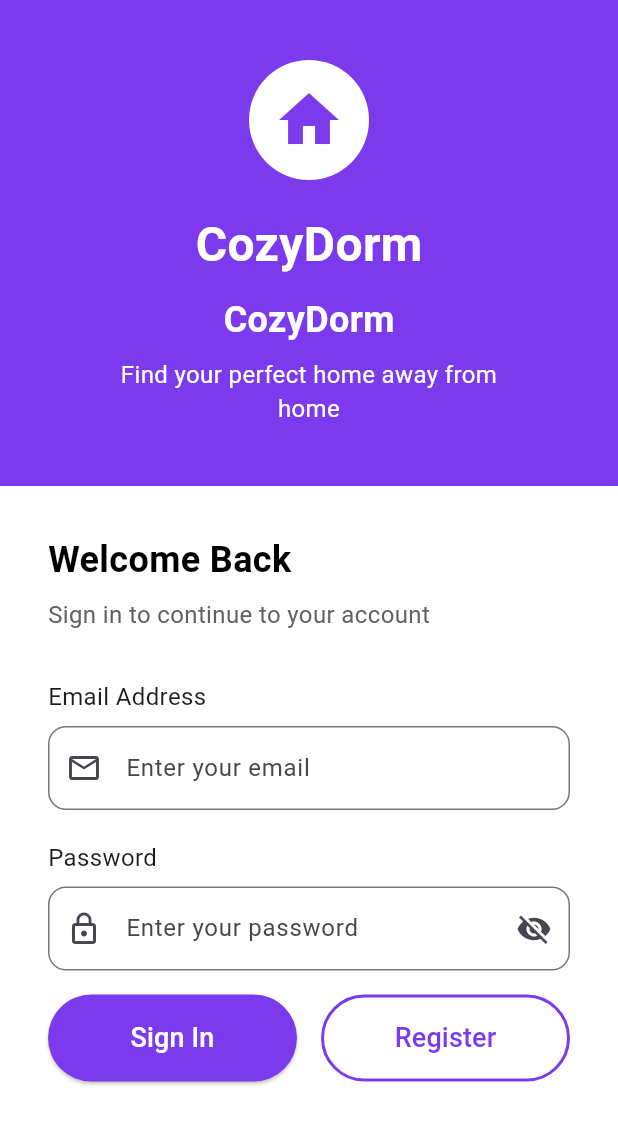
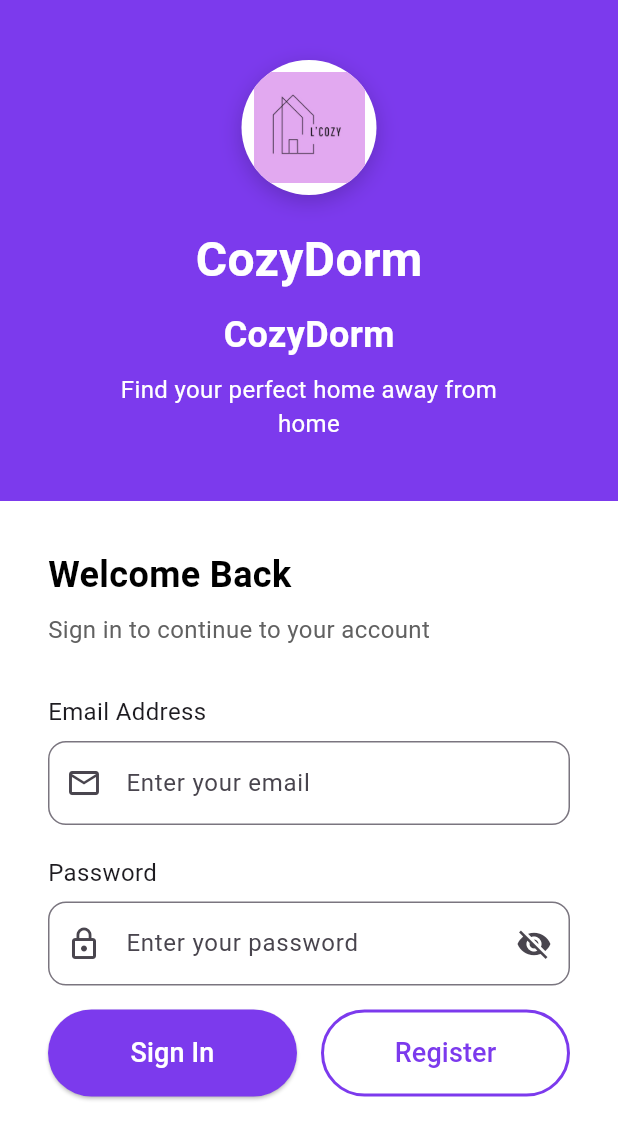
Before and after one commit to StefanDelgado/LCozy_CPG2615, a Flutter app: the screen it shows after launch, on a phone screen of 412 x 824 dp. Shown: the top 1139 px of the screen. Run offline on Flutter 3.47's test engine with Material 3 defaults, Android fonts, the phone set to English and light mode, and no system bars; our stand-ins replace geocoding, geolocator, google_maps_flutter, image_picker, permission_handler.

Commit message:
90% done mobile

```diff
--- a/mobile/lib/widgets/auth/auth_header.dart
+++ b/mobile/lib/widgets/auth/auth_header.dart
@@ -26,10 +26,32 @@ class AuthHeader extends StatelessWidget {
       child: Column(
         children: [
           if (showLogo) ...[
-            CircleAvatar(
-              radius: 40,
-              backgroundColor: Colors.white,
-              child: Icon(Icons.home, color: orangeColor, size: 48),
+            Container(
+              width: 90,
+              height: 90,
+              decoration: BoxDecoration(
+                color: Colors.white,
+                shape: BoxShape.circle,
+                boxShadow: [
+                  BoxShadow(
+                    color: Colors.black.withValues(alpha: 0.2),
+                    blurRadius: 12,
+                    offset: const Offset(0, 4),
+                  ),
+                ],
+              ),
+              child: ClipOval(
+                child: Padding(
+                  padding: const EdgeInsets.all(8.0),
+                  child: Image.asset(
+                    'lib/Logo.jpg',
+                    fit: BoxFit.cover,
+                    errorBuilder: (context, error, stackTrace) {
+                      return Icon(Icons.home, color: orangeColor, size: 48);
+                    },
+                  ),
+                ),
+              ),
             ),
             const SizedBox(height: 20),
             const Text(
--- a/mobile/pubspec.yaml
+++ b/mobile/pubspec.yaml
@@ -32,3 +32,8 @@ dev_dependencies:
 
 flutter:
   uses-material-design: true
+
+  # App assets
+  assets:
+    - assets/images/
+    - lib/Logo.jpg
```
Also changed, not shown: mobile/lib/screens/owner/owner_dashboard_screen.dart (+79 -16 lines), mobile/lib/widgets/owner/dashboard/recent_payments_widget.dart (+18 -2 lines), Main/assets/Logo.jpg (added), mobile/lib/Logo.jpg (added), 9 other files.
